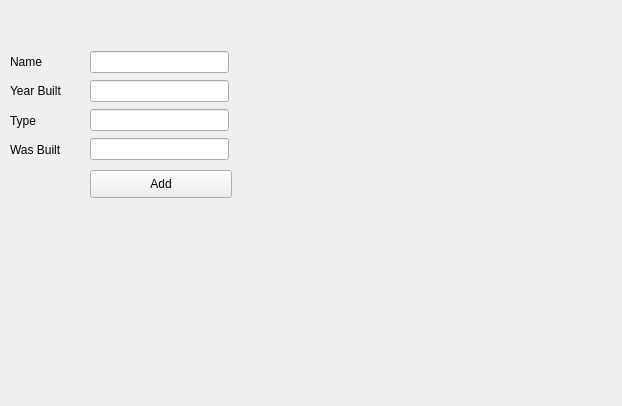
First picture: the form in SkilThrju-rett/addcomputer.ui, repository karigeir/Skil3, before the edit.
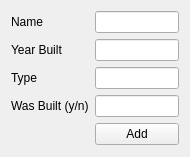
Second picture: the form after the edit.

```diff
--- a/SkilThrju-rett/addcomputer.ui
+++ b/SkilThrju-rett/addcomputer.ui
@@ -6,91 +6,76 @@
    <rect>
     <x>0</x>
     <y>0</y>
-    <width>622</width>
-    <height>406</height>
+    <width>190</width>
+    <height>157</height>
    </rect>
   </property>
+  <property name="maximumSize">
+   <size>
+    <width>589</width>
+    <height>326</height>
+   </size>
+  </property>
   <property name="windowTitle">
    <string>Form</string>
   </property>
-  <widget class="QPushButton" name="AddComputer_pushButton">
-   <property name="geometry">
-    <rect>
-     <x>90</x>
-     <y>170</y>
-     <width>142</width>
-     <height>28</height>
-    </rect>
-   </property>
-   <property name="text">
-    <string>Add</string>
-   </property>
-  </widget>
-  <widget class="QWidget" name="">
-   <property name="geometry">
-    <rect>
-     <x>90</x>
-     <y>50</y>
-     <width>139</width>
-     <height>111</height>
-    </rect>
-   </property>
-   <layout class="QVBoxLayout" name="verticalLayout">
-    <item>
-     <widget class="QLineEdit" name="ComputerName_lineEdit"/>
-    </item>
-    <item>
-     <widget class="QLineEdit" name="ComputerYearBuilt_lineEdit"/>
-    </item>
-    <item>
-     <widget class="QLineEdit" name="ComputerType_lineEdit"/>
-    </item>
-    <item>
+  <layout class="QGridLayout" name="gridLayout">
+   <item row="5" column="1">
      <widget class="QLineEdit" name="ComputerWasBuilt_lineEdit"/>
     </item>
-   </layout>
-  </widget>
-  <widget class="QWidget" name="">
-   <property name="geometry">
-    <rect>
-     <x>10</x>
-     <y>50</y>
-     <width>55</width>
-     <height>111</height>
-    </rect>
-   </property>
-   <layout class="QVBoxLayout" name="verticalLayout_2">
-    <item>
+   <item row="1" column="0">
      <widget class="QLabel" name="ComputerName">
       <property name="text">
        <string>Name</string>
       </property>
      </widget>
     </item>
-    <item>
+   <item row="2" column="1">
+    <widget class="QLineEdit" name="ComputerYearBuilt_lineEdit"/>
+   </item>
+   <item row="1" column="1">
+    <widget class="QLineEdit" name="ComputerName_lineEdit"/>
+   </item>
+   <item row="2" column="0">
      <widget class="QLabel" name="YearBuilt">
       <property name="text">
        <string>Year Built</string>
       </property>
      </widget>
     </item>
-    <item>
-     <widget class="QLabel" name="ComputerType">
+   <item row="4" column="1">
+    <widget class="QLineEdit" name="ComputerType_lineEdit"/>
+   </item>
+   <item row="8" column="1">
+    <widget class="QPushButton" name="AddComputer_pushButton">
       <property name="text">
-       <string>Type</string>
+      <string>Add</string>
       </property>
      </widget>
     </item>
-    <item>
+   <item row="5" column="0">
      <widget class="QLabel" name="ComputerWasBuilt">
       <property name="text">
-       <string>Was Built</string>
+      <string>Was Built (y/n)</string>
+     </property>
+    </widget>
+   </item>
+   <item row="4" column="0">
+    <widget class="QLabel" name="ComputerType">
+     <property name="text">
+      <string>Type </string>
       </property>
      </widget>
     </item>
    </layout>
   </widget>
- </widget>
+ <tabstops>
+  <tabstop>ComputerName_lineEdit</tabstop>
+  <tabstop>ComputerYearBuilt_lineEdit</tabstop>
+  <tabstop>ComputerType_lineEdit</tabstop>
+  <tabstop>ComputerWasBuilt_lineEdit</tabstop>
+  <tabstop>AddComputer_pushButton</tabstop>
+ </tabstops>
  <resources/>
  <connections/>
 </ui>
```
Lines whose indentation alone changed are shown as unchanged.
